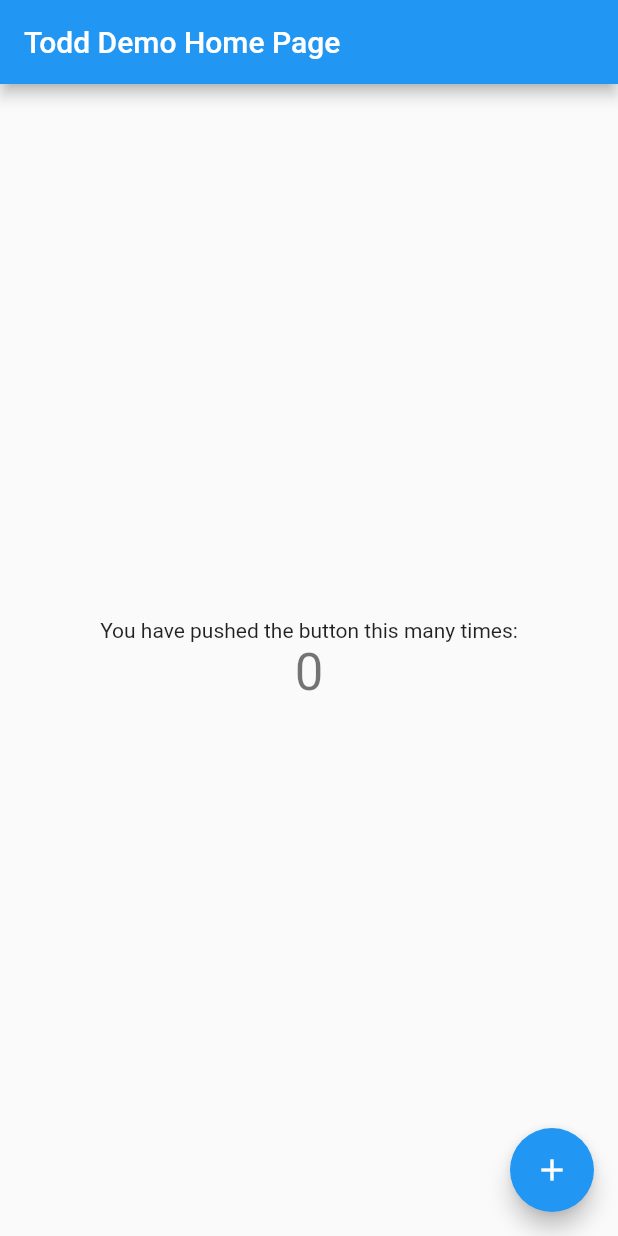
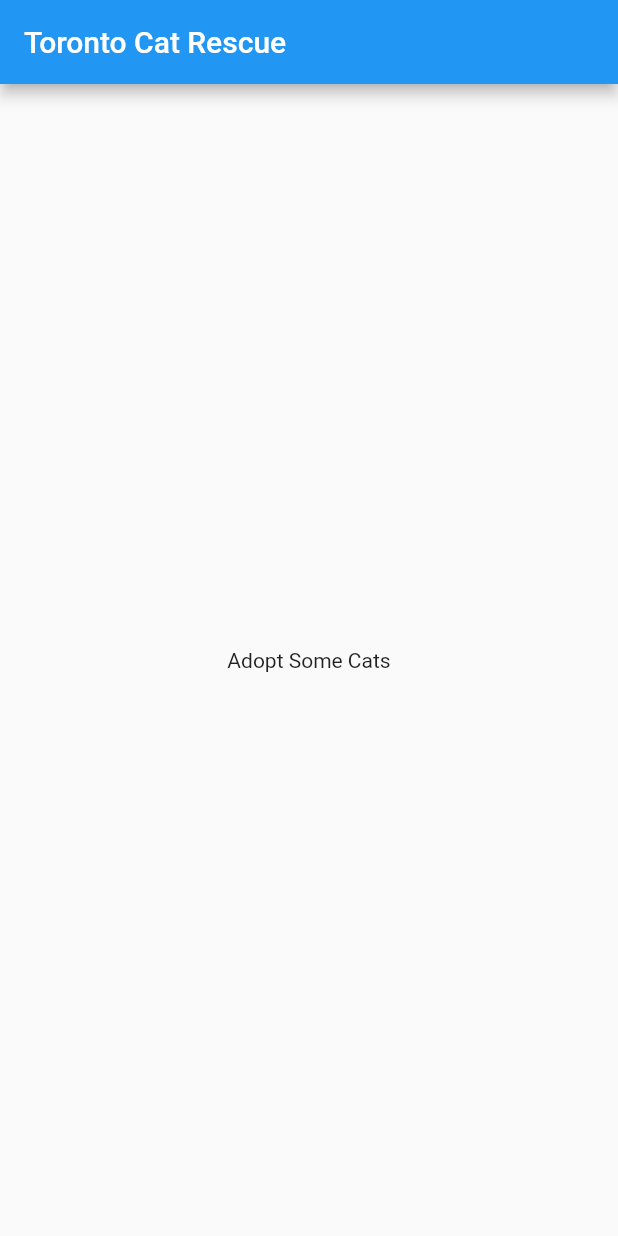
Before and after one commit to toddburgessmedia/FlutterTorontoCatRescue, a Flutter app: the screen it shows after launch, on a phone screen of 412 x 824 dp. Run offline on Flutter 3.47's test engine with Material 2 defaults, Android fonts, the phone set to English and light mode, and no system bars; our stand-ins replace chopper; generated files the repository leaves out were written again.

Commit message:
Remove counter code from main screen

```diff
--- a/lib/main.dart
+++ b/lib/main.dart
@@ -1,111 +1,47 @@
 import 'package:flutter/material.dart';
 
-void main() => runApp(MyApp());
+void main() => runApp(TCRPetList());
 
-class MyApp extends StatelessWidget {
-  // This widget is the root of your application.
+class TCRPetList extends StatelessWidget {
   @override
   Widget build(BuildContext context) {
     return MaterialApp(
-      title: 'Flutter Demo',
+      title: 'Toronto Cat Rescue',
       theme: ThemeData(
-        // This is the theme of your application.
-        //
-        // Try running your application with "flutter run". You'll see the
-        // application has a blue toolbar. Then, without quitting the app, try
-        // changing the primarySwatch below to Colors.green and then invoke
-        // "hot reload" (press "r" in the console where you ran "flutter run",
-        // or simply save your changes to "hot reload" in a Flutter IDE).
-        // Notice that the counter didn't reset back to zero; the application
-        // is not restarted.
         primarySwatch: Colors.blue,
       ),
-      home: MyHomePage(title: 'Todd Demo Home Page'),
+      home: MainHomePage(title: 'Toronto Cat Rescue'),
     );
   }
 }
 
-class MyHomePage extends StatefulWidget {
-  MyHomePage({Key key, this.title}) : super(key: key);
-
-  // This widget is the home page of your application. It is stateful, meaning
-  // that it has a State object (defined below) that contains fields that affect
-  // how it looks.
-
-  // This class is the configuration for the state. It holds the values (in this
-  // case the title) provided by the parent (in this case the App widget) and
-  // used by the build method of the State. Fields in a Widget subclass are
-  // always marked "final".
+class MainHomePage extends StatefulWidget {
+  MainHomePage({Key key, this.title}) : super(key: key);
 
   final String title;
 
   @override
-  _MyHomePageState createState() => _MyHomePageState();
+  _MainHomePageState createState() => _MainHomePageState();
 }
 
-class _MyHomePageState extends State<MyHomePage> {
-  int _counter = 0;
-
-  void _incrementCounter() {
-    setState(() {
-      // This call to setState tells the Flutter framework that something has
-      // changed in this State, which causes it to rerun the build method below
-      // so that the display can reflect the updated values. If we changed
-      // _counter without calling setState(), then the build method would not be
-      // called again, and so nothing would appear to happen.
-      _counter++;
-    });
-  }
+class _MainHomePageState extends State<MainHomePage> {
 
   @override
   Widget build(BuildContext context) {
-    // This method is rerun every time setState is called, for instance as done
-    // by the _incrementCounter method above.
-    //
-    // The Flutter framework has been optimized to make rerunning build methods
-    // fast, so that you can just rebuild anything that needs updating rather
-    // than having to individually change instances of widgets.
     return Scaffold(
       appBar: AppBar(
-        // Here we take the value from the MyHomePage object that was created by
-        // the App.build method, and use it to set our appbar title.
         title: Text(widget.title),
       ),
       body: Center(
-        // Center is a layout widget. It takes a single child and positions it
-        // in the middle of the parent.
         child: Column(
-          // Column is also layout widget. It takes a list of children and
-          // arranges them vertically. By default, it sizes itself to fit its
-          // children horizontally, and tries to be as tall as its parent.
-          //
-          // Invoke "debug painting" (press "p" in the console, choose the
-          // "Toggle Debug Paint" action from the Flutter Inspector in Android
-          // Studio, or the "Toggle Debug Paint" command in Visual Studio Code)
-          // to see the wireframe for each widget.
-          //
-          // Column has various properties to control how it sizes itself and
-          // how it positions its children. Here we use mainAxisAlignment to
-          // center the children vertically; the main axis here is the vertical
-          // axis because Columns are vertical (the cross axis would be
-          // horizontal).
           mainAxisAlignment: MainAxisAlignment.center,
           children: <Widget>[
             Text(
-              'You have pushed the button this many times:',
-            ),
-            Text(
-              '$_counter',
-              style: Theme.of(context).textTheme.display1,
+              'Adopt Some Cats',
             ),
           ],
         ),
       ),
-      floatingActionButton: FloatingActionButton(
-        onPressed: _incrementCounter,
-        tooltip: 'Increment',
-        child: Icon(Icons.add),
-      ), // This trailing comma makes auto-formatting nicer for build methods.
     );
   }
 }
--- a/pubspec.yaml
+++ b/pubspec.yaml
@@ -75,6 +75,3 @@
   #
   # For details regarding fonts from package dependencies,
   # see https://flutter.dev/custom-fonts/#from-packages
-
-  assets:
-  - secrets.json
```
Also changed, not shown: 1 other file.
